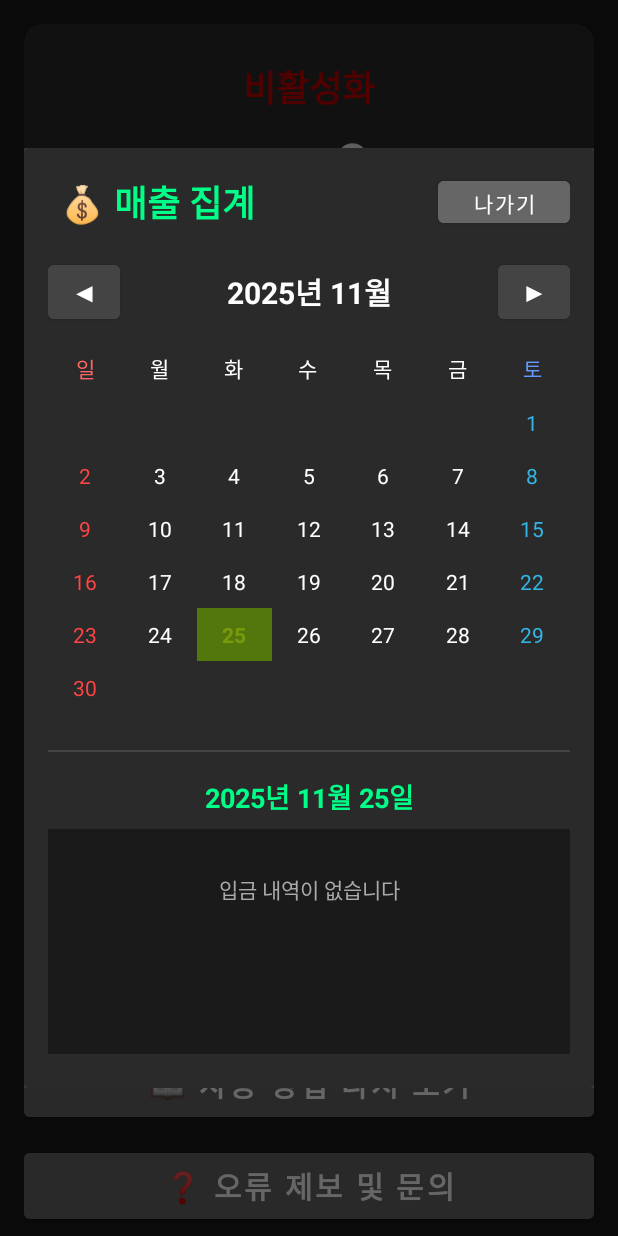
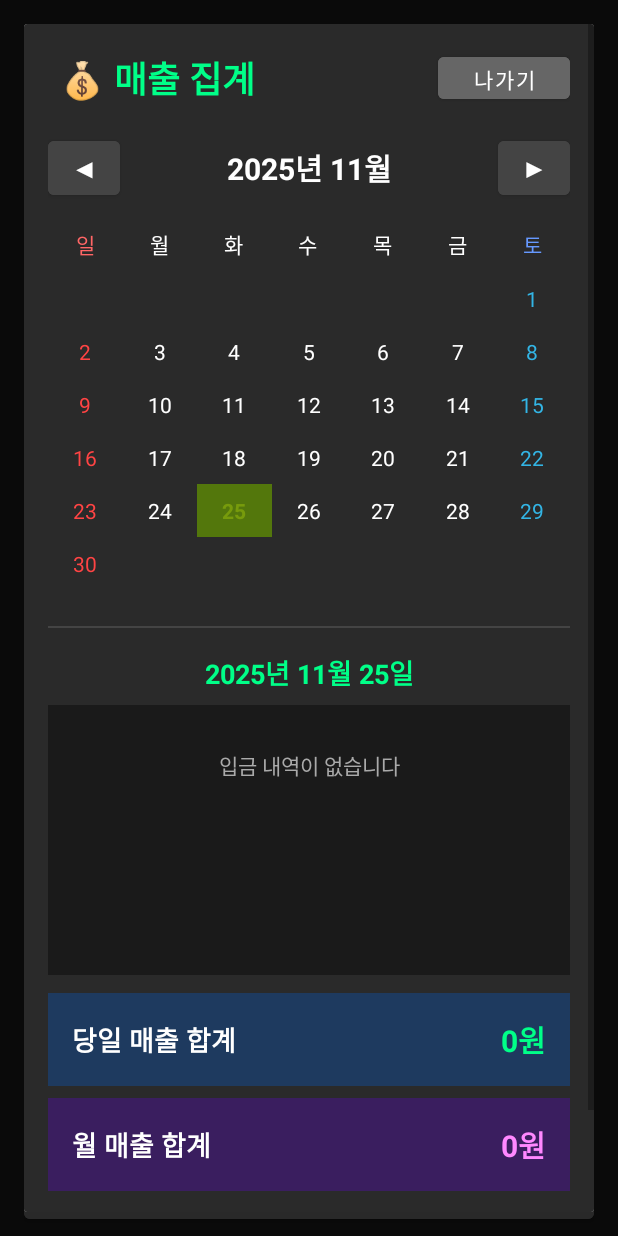
Before and after one commit to JIsseokOh/bankvoicealert-privacy, an Android app: the screen it shows after launch (MainActivity), after a tap on "💰 매출 집계", on a phone screen of 412 x 824 dp. Run offline under Robolectric (Android 15) with nearby library versions, the light colour scheme and no system bars; our stand-ins replace AdMob; 4 statements that could not run were skipped; 3 other taps on this screen came first.

Commit message:
v1.3.30: Fix sales summary dialog fullscreen

```diff
--- a/app/build.gradle
+++ b/app/build.gradle
@@ -11,8 +11,8 @@ android {
         applicationId "com.family.bankvoicealert"
         minSdk 21
         targetSdk 35
-        versionCode 60
-        versionName "1.3.29"
+        versionCode 61
+        versionName "1.3.30"
 
         testInstrumentationRunner "androidx.test.runner.AndroidJUnitRunner"
     }
--- a/app/src/main/java/com/family/bankvoicealert/MainActivity.kt
+++ b/app/src/main/java/com/family/bankvoicealert/MainActivity.kt
@@ -940,15 +940,13 @@ class MainActivity : AppCompatActivity() {
 
         dialog.show()
 
-        // 다이얼로그의 최대 높이를 화면 높이의 80%로 제한
+        // 다이얼로그를 전체화면으로 설정
         dialog.window?.let { window ->
             val displayMetrics = resources.displayMetrics
-            val maxHeight = (displayMetrics.heightPixels * 0.8).toInt()
-
-            window.attributes?.let { params ->
-                params.height = maxHeight
-                window.attributes = params
-            }
+            window.setLayout(
+                displayMetrics.widthPixels,
+                displayMetrics.heightPixels
+            )
         }
     }
 }
--- a/app/src/main/res/layout/dialog_sales_summary.xml
+++ b/app/src/main/res/layout/dialog_sales_summary.xml
@@ -1,9 +1,14 @@
 <?xml version="1.0" encoding="utf-8"?>
-<LinearLayout xmlns:android="http://schemas.android.com/apk/res/android"
+<ScrollView xmlns:android="http://schemas.android.com/apk/res/android"
+    android:layout_width="match_parent"
+    android:layout_height="match_parent"
+    android:fillViewport="true"
+    android:background="#2a2a2a">
+
+    <LinearLayout
         android:layout_width="match_parent"
         android:layout_height="wrap_content"
         android:orientation="vertical"
-    android:background="#2a2a2a"
         android:padding="16dp">
 
         <!-- 헤더 (타이틀 + 나가기) -->
@@ -168,9 +173,9 @@
             android:paddingVertical="8dp"/>
 
         <!-- 입금 내역 리스트 (스크롤 가능) -->
-    <ScrollView
+        <androidx.core.widget.NestedScrollView
             android:layout_width="match_parent"
-        android:layout_height="150dp"
+            android:layout_height="180dp"
             android:background="#1a1a1a"
             android:padding="8dp">
 
@@ -179,16 +184,17 @@
                 android:layout_width="match_parent"
                 android:layout_height="wrap_content"
                 android:orientation="vertical"/>
-    </ScrollView>
+        </androidx.core.widget.NestedScrollView>
 
         <!-- 당일 매출 합계 -->
         <LinearLayout
             android:layout_width="match_parent"
             android:layout_height="wrap_content"
             android:orientation="horizontal"
-        android:padding="12dp"
+            android:padding="16dp"
             android:background="#1e3a5f"
-        android:layout_marginTop="8dp">
+            android:layout_marginTop="12dp"
+            android:gravity="center_vertical">
 
             <TextView
                 android:layout_width="0dp"
@@ -196,7 +202,7 @@
                 android:layout_weight="1"
                 android:text="당일 매출 합계"
                 android:textColor="#ffffff"
-            android:textSize="16sp"
+                android:textSize="18sp"
                 android:textStyle="bold"/>
 
             <TextView
@@ -205,7 +211,7 @@
                 android:layout_height="wrap_content"
                 android:text="0원"
                 android:textColor="#00ff88"
-            android:textSize="18sp"
+                android:textSize="20sp"
                 android:textStyle="bold"/>
         </LinearLayout>
 
@@ -214,9 +220,10 @@
             android:layout_width="match_parent"
             android:layout_height="wrap_content"
             android:orientation="horizontal"
-        android:padding="12dp"
+            android:padding="16dp"
             android:background="#3a1e5f"
-        android:layout_marginTop="4dp">
+            android:layout_marginTop="8dp"
+            android:gravity="center_vertical">
 
             <TextView
                 android:layout_width="0dp"
@@ -224,7 +231,7 @@
                 android:layout_weight="1"
                 android:text="월 매출 합계"
                 android:textColor="#ffffff"
-            android:textSize="16sp"
+                android:textSize="18sp"
                 android:textStyle="bold"/>
 
             <TextView
@@ -233,7 +240,7 @@
                 android:layout_height="wrap_content"
                 android:text="0원"
                 android:textColor="#ff88ff"
-            android:textSize="18sp"
+                android:textSize="20sp"
                 android:textStyle="bold"/>
         </LinearLayout>
 
@@ -241,11 +248,12 @@
         <Button
             android:id="@+id/btnClose"
             android:layout_width="match_parent"
-        android:layout_height="48dp"
+            android:layout_height="56dp"
             android:text="닫기"
-        android:textSize="16sp"
+            android:textSize="18sp"
             android:backgroundTint="#666666"
             android:textColor="#ffffff"
             android:layout_marginTop="16dp"/>
 
     </LinearLayout>
+</ScrollView>
```
Also changed, not shown: 1 other file. Lines whose indentation alone changed are shown as unchanged.
